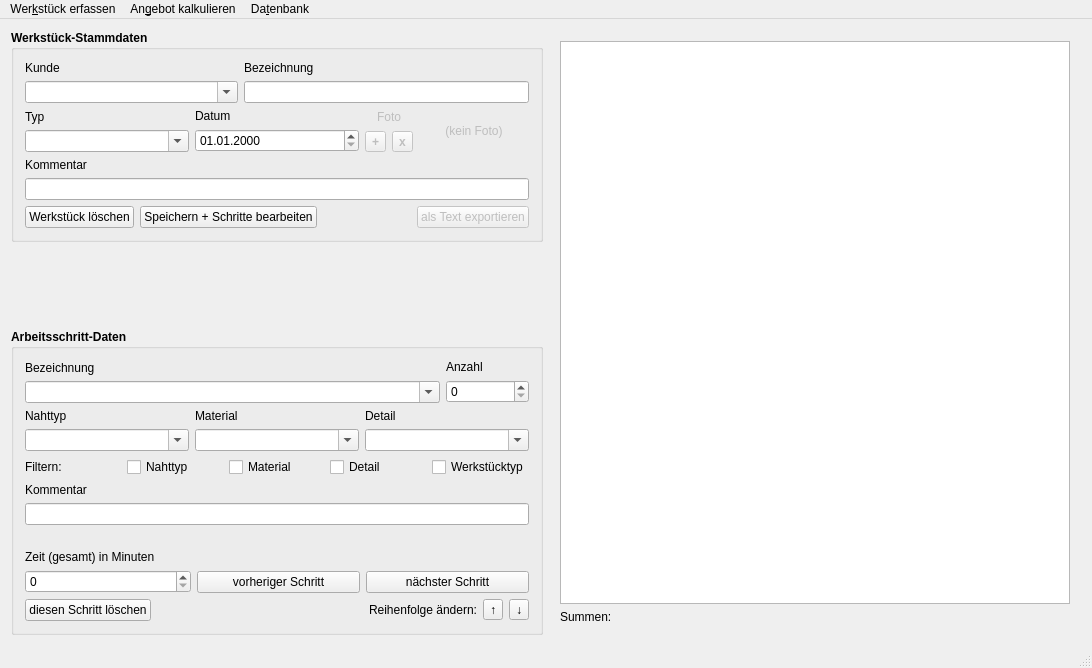
Qt form tailors_assistant/mainwindow.ui (flauschzelle/tailors-assistant) before a commit.
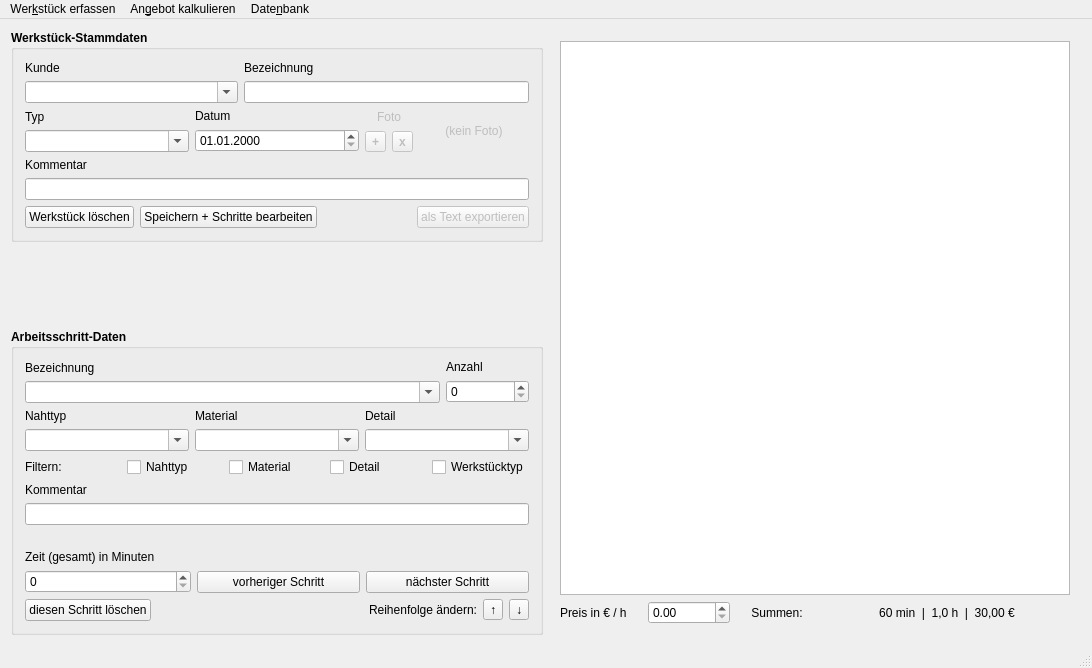
The same form after that commit.

Commit message: calculate and display sums, updated automatically on changes of step data or price per hour

```diff
--- a/tailors_assistant/mainwindow.ui
+++ b/tailors_assistant/mainwindow.ui
@@ -821,11 +821,38 @@
           </widget>
          </item>
          <item>
+          <layout class="QHBoxLayout" name="horizontalLayout_8" stretch="1,1,1,3">
+           <item>
+            <widget class="QLabel" name="priceInputLabel">
+             <property name="text">
+              <string>Preis in € / h</string>
+             </property>
+            </widget>
+           </item>
+           <item>
+            <widget class="QDoubleSpinBox" name="priceDoubleSpinBox"/>
+           </item>
+           <item>
           <widget class="QLabel" name="sumsLabel">
            <property name="text">
             <string>Summen:</string>
            </property>
-          </widget>
+             <property name="alignment">
+              <set>Qt::AlignCenter</set>
+             </property>
+            </widget>
+           </item>
+           <item>
+            <widget class="QLabel" name="sumsDisplayLabel">
+             <property name="text">
+              <string>60 min  |  1,0 h  |  30,00 €</string>
+             </property>
+             <property name="alignment">
+              <set>Qt::AlignCenter</set>
+             </property>
+            </widget>
+           </item>
+          </layout>
          </item>
         </layout>
        </widget>
@@ -861,7 +888,7 @@
    </widget>
    <widget class="QMenu" name="menuDatenbank">
     <property name="title">
-     <string>Da&amp;tenbank</string>
+     <string>Date&amp;nbank</string>
     </property>
     <addaction name="actionDatenbank_Einstellungen"/>
    </widget>
```
Left out of the diff: 4 changed lines with no effect on the pictures. Lines whose indentation alone changed are shown as unchanged. The commit also changes 2 other files.
